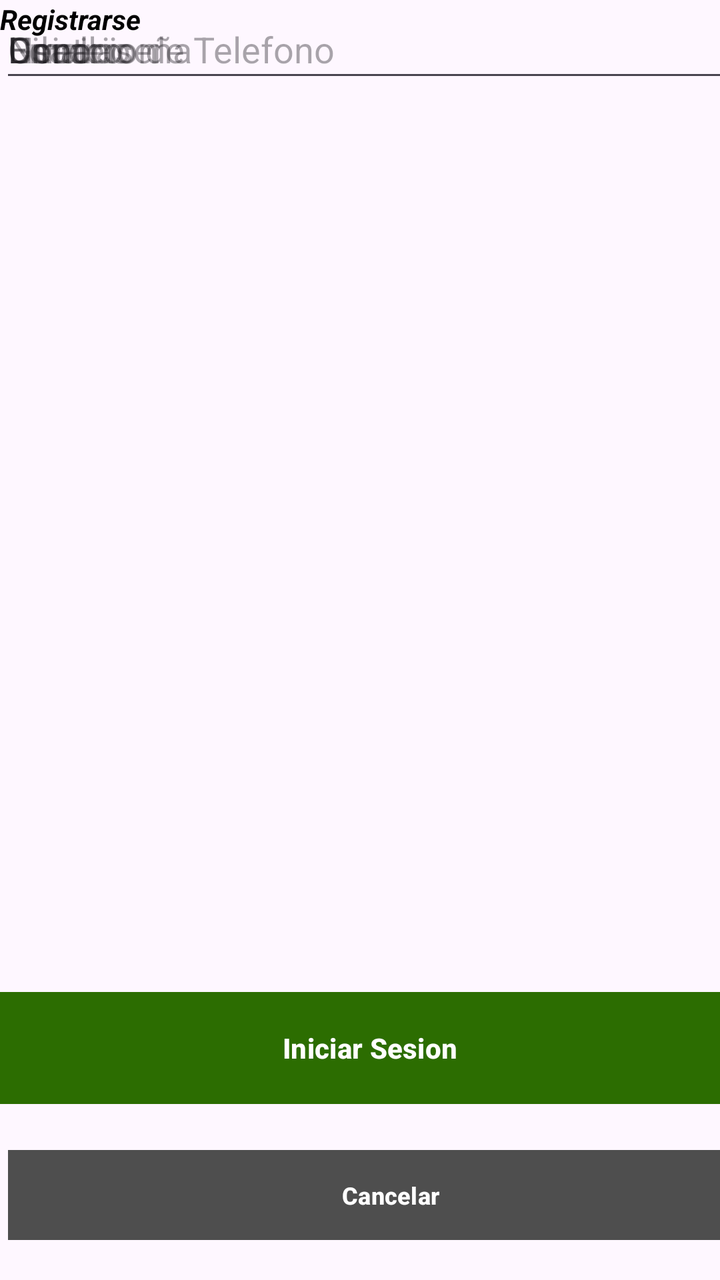
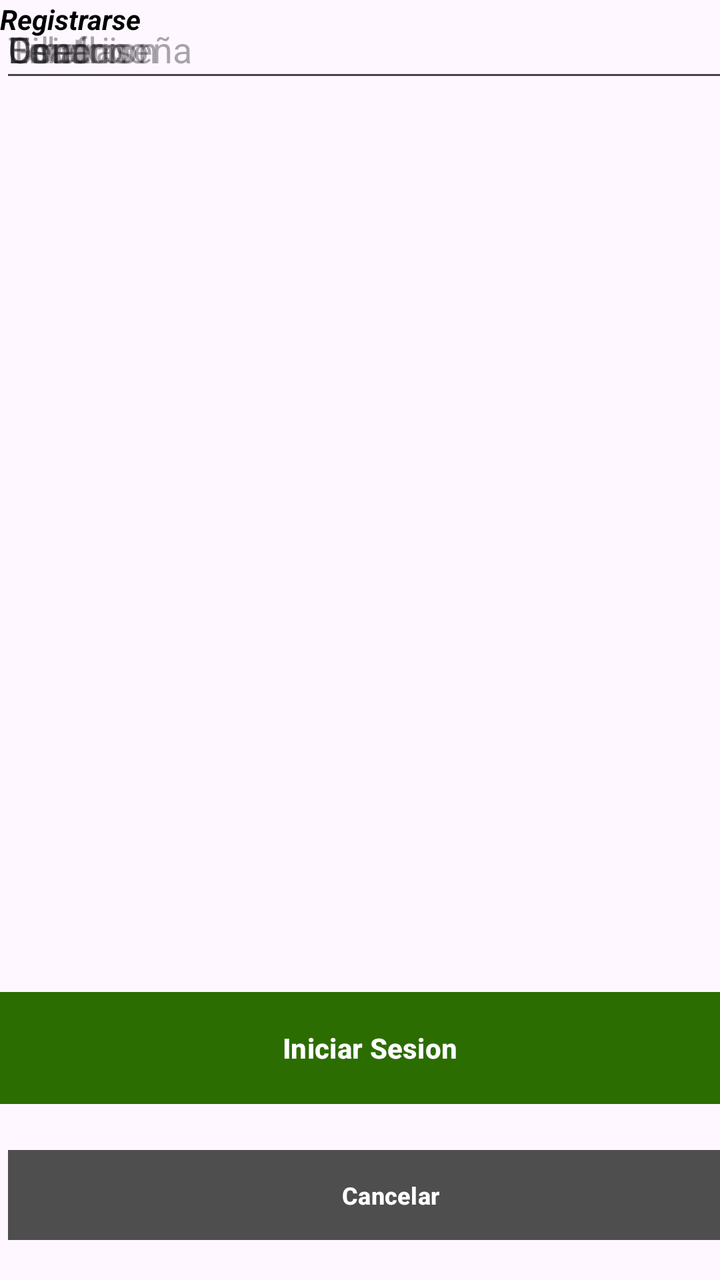

Screens rendered from an Android XML layout before and after an edit, with the pre-edit source and the edit as a unified diff.
<!-- AndroidManifest.xml: application theme Theme.MobilesVC -->
<!-- res/layout/register_view.xml -->
<?xml version="1.0" encoding="utf-8"?>
<androidx.constraintlayout.widget.ConstraintLayout xmlns:android="http://schemas.android.com/apk/res/android"
    xmlns:app="http://schemas.android.com/apk/res-auto"
    xmlns:tools="http://schemas.android.com/tools"
    android:layout_width="match_parent"
    android:layout_height="match_parent">

    <com.google.android.material.textfield.TextInputEditText
        android:id="@+id/vGeneroRegister"
        android:layout_width="364dp"
        android:layout_height="46dp"
        android:hint="Genero"
        tools:layout_editor_absoluteX="16dp"
        tools:layout_editor_absoluteY="452dp" />

    <com.google.android.material.textfield.TextInputEditText
        android:id="@+id/vEdadRegister"
        android:layout_width="364dp"
        android:layout_height="46dp"
        android:hint="Edad"
        tools:layout_editor_absoluteX="16dp"
        tools:layout_editor_absoluteY="511dp" />

    <com.google.android.material.textfield.TextInputEditText
        android:id="@+id/vDniRegister"
        android:layout_width="364dp"
        android:layout_height="46dp"
        android:hint="Dni"
        tools:layout_editor_absoluteX="16dp"
        tools:layout_editor_absoluteY="395dp" />

    <Button
        android:id="@+id/vVolverRegister"
        android:layout_width="383dp"
        android:layout_height="53dp"
        android:layout_marginHorizontal="24dp"
        android:layout_marginTop="8dp"
        android:layout_marginBottom="16dp"
        android:backgroundTint="#4E4E4E"
        android:paddingVertical="10dp"
        android:text="Cancelar"
        android:textSize="12sp"
        android:textStyle="bold"
        android:visibility="visible"
        app:cornerRadius="@dimen/item_transform_image_length"
        app:layout_constraintBottom_toBottomOf="parent"
        app:layout_constraintEnd_toEndOf="parent"
        app:layout_constraintHorizontal_bias="0.285"
        app:layout_constraintStart_toStartOf="parent"
        app:layout_constraintTop_toBottomOf="@+id/btIniciarSesion" />

    <Button
        android:id="@+id/vCrearUsuario"
        android:layout_width="387dp"
        android:layout_height="64dp"
        android:layout_marginTop="48dp"
        android:layout_marginBottom="84dp"
        android:backgroundTint="#2C6D01"
        android:paddingVertical="14dp"
        android:text="Iniciar Sesion"
        android:textStyle="bold"
        app:cornerRadius="@dimen/item_transform_image_length"
        app:layout_constraintBottom_toBottomOf="parent"
        app:layout_constraintEnd_toEndOf="parent"
        app:layout_constraintHorizontal_bias="0.333"
        app:layout_constraintStart_toStartOf="parent"
        app:layout_constraintTop_toBottomOf="@+id/etClave" />

    <com.google.android.material.textfield.TextInputEditText
        android:id="@+id/vEmailRegister"
        android:layout_width="364dp"
        android:layout_height="46dp"
        android:hint="Email"
        tools:layout_editor_absoluteX="16dp"
        tools:layout_editor_absoluteY="342dp" />

    <com.google.android.material.textfield.TextInputEditText
        android:id="@+id/vTelefonoRegister"
        android:layout_width="364dp"
        android:layout_height="46dp"
        android:hint="Numero de Telefono"
        tools:layout_editor_absoluteX="16dp"
        tools:layout_editor_absoluteY="289dp" />

    <com.google.android.material.textfield.TextInputEditText
        android:id="@+id/vDireccionRegister"
        android:layout_width="364dp"
        android:layout_height="46dp"
        android:hint="Direccion"
        tools:layout_editor_absoluteX="16dp"
        tools:layout_editor_absoluteY="231dp" />

    <com.google.android.material.textfield.TextInputEditText
        android:id="@+id/vPasswordRegister"
        android:layout_width="364dp"
        android:layout_height="46dp"
        android:hint="Contraseña"
        tools:layout_editor_absoluteX="16dp"
        tools:layout_editor_absoluteY="173dp" />

    <com.google.android.material.textfield.TextInputEditText
        android:id="@+id/vNombreRegister"
        android:layout_width="364dp"
        android:layout_height="46dp"
        android:hint="Usuario"
        tools:layout_editor_absoluteX="16dp"
        tools:layout_editor_absoluteY="118dp" />

    <TextView
        android:id="@+id/textView3"
        android:layout_width="wrap_content"
        android:layout_height="wrap_content"
        android:fontFamily="sans-serif"
        android:text="Registrarse"
        android:textColor="#000000"
        android:textStyle="bold|italic"
        tools:layout_editor_absoluteX="140dp"
        tools:layout_editor_absoluteY="42dp"
        tools:textSize="26sp" />
</androidx.constraintlayout.widget.ConstraintLayout>
<!-- resources referenced by this layout -->
<resources>
  <style name="Theme.MobilesVC" parent="Base.Theme.MobilesVC" />
  <style name="Base.Theme.MobilesVC" parent="Theme.Material3.DayNight.NoActionBar">
          
          
      </style>
</resources>

<!-- the commit's change to res/layout/register_view.xml (unified diff, before → after) -->
@@ -12,14 +12,6 @@
         android:hint="Genero"
         tools:layout_editor_absoluteX="16dp"
         tools:layout_editor_absoluteY="452dp" />
-
-    <com.google.android.material.textfield.TextInputEditText
-        android:id="@+id/vEdadRegister"
-        android:layout_width="364dp"
-        android:layout_height="46dp"
-        android:hint="Edad"
-        tools:layout_editor_absoluteX="16dp"
-        tools:layout_editor_absoluteY="511dp" />
 
     <com.google.android.material.textfield.TextInputEditText
         android:id="@+id/vDniRegister"
@@ -75,14 +67,6 @@
         tools:layout_editor_absoluteY="342dp" />
 
     <com.google.android.material.textfield.TextInputEditText
-        android:id="@+id/vTelefonoRegister"
-        android:layout_width="364dp"
-        android:layout_height="46dp"
-        android:hint="Numero de Telefono"
-        tools:layout_editor_absoluteX="16dp"
-        tools:layout_editor_absoluteY="289dp" />
-
-    <com.google.android.material.textfield.TextInputEditText
         android:id="@+id/vDireccionRegister"
         android:layout_width="364dp"
         android:layout_height="46dp"
@@ -117,4 +101,24 @@
         tools:layout_editor_absoluteX="140dp"
         tools:layout_editor_absoluteY="42dp"
         tools:textSize="26sp" />
+
+    <EditText
+        android:id="@+id/vTelefonoRegister"
+        android:layout_width="365dp"
+        android:layout_height="46dp"
+        android:ems="10"
+        android:hint="Telefono"
+        android:inputType="number"
+        tools:layout_editor_absoluteX="16dp"
+        tools:layout_editor_absoluteY="288dp" />
+
+    <EditText
+        android:id="@+id/vEdadRegister"
+        android:layout_width="365dp"
+        android:layout_height="46dp"
+        android:ems="10"
+        android:hint="Edad"
+        android:inputType="number"
+        tools:layout_editor_absoluteX="16dp"
+        tools:layout_editor_absoluteY="510dp" />
 </androidx.constraintlayout.widget.ConstraintLayout>
